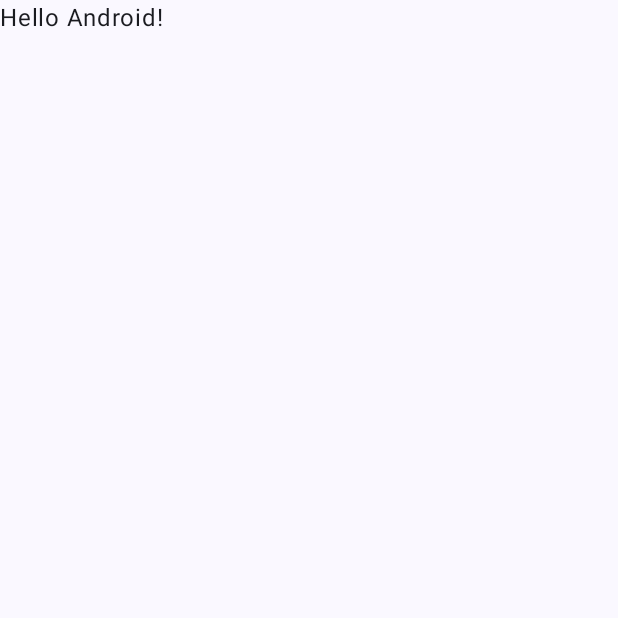
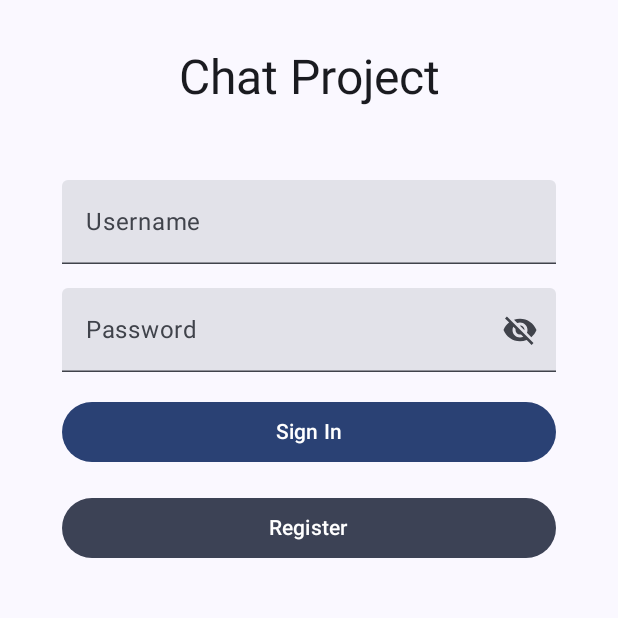
Before and after one commit to DudkoMatt-Android-Development-2024/chat-project, an Android app built with Jetpack Compose: the screen it shows after launch (MainActivity), on a phone screen of 412 x 824 dp, the top half of it. Before the commit the part shown is almost empty. Run offline under Robolectric (Android 15) with nearby library versions, the phone set to English and light mode, and no system bars; libraries missing offline, so code that uses them is left out: com.jakewharton.retrofit2.

Commit message:
feat: Add login screen and main chat template

```diff
--- a/app/build.gradle.kts
+++ b/app/build.gradle.kts
@@ -7,7 +7,7 @@ plugins {
 
 android {
     namespace = "com.github.dudkomatt.androidcourse.chatproject"
-    compileSdk = 34
+    compileSdk = 35
 
     defaultConfig {
         applicationId = "com.github.dudkomatt.androidcourse.chatproject"
@@ -57,6 +57,7 @@ dependencies {
     implementation(libs.okhttp)
     implementation(libs.converter.scalars)
     implementation(libs.kotlinx.datetime)
+    implementation(libs.androidx.material.icons.extended)
 
     testImplementation(libs.junit)
 
--- a/app/src/main/AndroidManifest.xml
+++ b/app/src/main/AndroidManifest.xml
@@ -4,6 +4,7 @@
 
     <uses-permission android:name="android.permission.INTERNET" />
     <application
+        android:name=".ChatApplication"
         android:allowBackup="true"
         android:dataExtractionRules="@xml/data_extraction_rules"
         android:fullBackupContent="@xml/backup_rules"
--- a/app/src/main/java/com/github/dudkomatt/androidcourse/chatproject/MainActivity.kt
+++ b/app/src/main/java/com/github/dudkomatt/androidcourse/chatproject/MainActivity.kt
@@ -11,6 +11,7 @@ import androidx.compose.material3.Text
 import androidx.compose.runtime.Composable
 import androidx.compose.ui.Modifier
 import androidx.compose.ui.tooling.preview.Preview
+import com.github.dudkomatt.androidcourse.chatproject.ui.ChatApp
 import com.github.dudkomatt.androidcourse.chatproject.ui.theme.ChatProjectTheme
 
 class MainActivity : ComponentActivity() {
@@ -19,29 +20,8 @@ class MainActivity : ComponentActivity() {
         enableEdgeToEdge()
         setContent {
             ChatProjectTheme {
-                Scaffold(modifier = Modifier.fillMaxSize()) { innerPadding ->
-                    Greeting(
-                        name = "Android",
-                        modifier = Modifier.padding(innerPadding)
-                    )
-                }
+                ChatApp()
             }
         }
     }
 }
-
-@Composable
-fun Greeting(name: String, modifier: Modifier = Modifier) {
-    Text(
-        text = "Hello $name!",
-        modifier = modifier
-    )
-}
-
-@Preview(showBackground = true)
-@Composable
-fun GreetingPreview() {
-    ChatProjectTheme {
-        Greeting("Android")
-    }
-}
--- /dev/null
+++ b/app/src/main/java/com/github/dudkomatt/androidcourse/chatproject/ui/ChatApp.kt
@@ -0,0 +1,25 @@
+package com.github.dudkomatt.androidcourse.chatproject.ui
+
+import androidx.compose.foundation.layout.fillMaxSize
+import androidx.compose.foundation.layout.padding
+import androidx.compose.material3.Scaffold
+import androidx.compose.material3.Surface
+import androidx.compose.runtime.Composable
+import androidx.compose.ui.Modifier
+import com.github.dudkomatt.androidcourse.chatproject.ui.screen.login.LoginScreen
+
+@Composable
+fun ChatApp() {
+    Scaffold(modifier = Modifier.fillMaxSize()) { innerPadding ->
+        Surface(
+            modifier = Modifier
+                .fillMaxSize()
+                .padding(innerPadding)
+        ) {
+            LoginScreen(
+                onSignIn = {},  // TODO
+                onRegister = {}
+            )
+        }
+    }
+}
--- /dev/null
+++ b/app/src/main/java/com/github/dudkomatt/androidcourse/chatproject/ui/screen/chat/ChatScreen.kt
@@ -0,0 +1,21 @@
+package com.github.dudkomatt.androidcourse.chatproject.ui.screen.chat
+
+import android.content.res.Configuration
+import androidx.compose.runtime.Composable
+import androidx.compose.ui.platform.LocalConfiguration
+import com.github.dudkomatt.androidcourse.chatproject.ui.screen.chat.horizontal.ChatScreenHorizontal
+import com.github.dudkomatt.androidcourse.chatproject.ui.screen.chat.vertical.ChatScreenVertical
+
+@Composable
+fun ChatScreen() {
+    val configuration = LocalConfiguration.current
+
+    when (configuration.orientation) {
+        Configuration.ORIENTATION_LANDSCAPE -> {
+            ChatScreenHorizontal()
+        }
+        else -> {
+            ChatScreenVertical()
+        }
+    }
+}
--- /dev/null
+++ b/app/src/main/java/com/github/dudkomatt/androidcourse/chatproject/ui/screen/chat/horizontal/ChatScreenHorizontal.kt
@@ -0,0 +1,13 @@
+package com.github.dudkomatt.androidcourse.chatproject.ui.screen.chat.horizontal
+
+import androidx.compose.foundation.layout.Row
+import androidx.compose.material3.Text
+import androidx.compose.runtime.Composable
+
+@Composable
+fun ChatScreenHorizontal() {
+    Row {
+        Text("This is the horizontal screen")
+        // ... other content for landscape orientation
+    }
+}
--- /dev/null
+++ b/app/src/main/java/com/github/dudkomatt/androidcourse/chatproject/ui/screen/chat/vertical/ChatListVertical.kt
@@ -0,0 +1,8 @@
+package com.github.dudkomatt.androidcourse.chatproject.ui.screen.chat.vertical
+
+import androidx.compose.runtime.Composable
+
+@Composable
+fun ChatListVertical() {
+
+}
--- /dev/null
+++ b/app/src/main/java/com/github/dudkomatt/androidcourse/chatproject/ui/screen/chat/vertical/ChatScreenVertical.kt
@@ -0,0 +1,13 @@
+package com.github.dudkomatt.androidcourse.chatproject.ui.screen.chat.vertical
+
+import androidx.compose.foundation.layout.Column
+import androidx.compose.material3.Text
+import androidx.compose.runtime.Composable
+
+@Composable
+fun ChatScreenVertical() {
+    Column {
+        Text("This is the vertical screen")
+        // ... other content for portrait orientation
+    }
+}
--- /dev/null
+++ b/app/src/main/java/com/github/dudkomatt/androidcourse/chatproject/ui/screen/chat/vertical/ConversationVertical.kt
@@ -0,0 +1,8 @@
+package com.github.dudkomatt.androidcourse.chatproject.ui.screen.chat.vertical
+
+import androidx.compose.runtime.Composable
+
+@Composable
+fun ConversationVertical() {
+
+}
--- /dev/null
+++ b/app/src/main/java/com/github/dudkomatt/androidcourse/chatproject/ui/screen/login/LoginScreen.kt
@@ -0,0 +1,143 @@
+package com.github.dudkomatt.androidcourse.chatproject.ui.screen.login
+
+import androidx.compose.foundation.layout.Arrangement
+import androidx.compose.foundation.layout.Column
+import androidx.compose.foundation.layout.fillMaxSize
+import androidx.compose.foundation.layout.fillMaxWidth
+import androidx.compose.foundation.layout.height
+import androidx.compose.foundation.layout.padding
+import androidx.compose.foundation.rememberScrollState
+import androidx.compose.foundation.text.KeyboardOptions
+import androidx.compose.foundation.verticalScroll
+import androidx.compose.material.icons.Icons
+import androidx.compose.material.icons.filled.Visibility
+import androidx.compose.material.icons.filled.VisibilityOff
+import androidx.compose.material3.Button
+import androidx.compose.material3.ButtonDefaults
+import androidx.compose.material3.Icon
+import androidx.compose.material3.IconButton
+import androidx.compose.material3.MaterialTheme
+import androidx.compose.material3.Text
+import androidx.compose.material3.TextField
+import androidx.compose.runtime.Composable
+import androidx.compose.runtime.getValue
+import androidx.compose.runtime.mutableStateOf
+import androidx.compose.runtime.saveable.rememberSaveable
+import androidx.compose.runtime.setValue
+import androidx.compose.ui.Alignment
+import androidx.compose.ui.Modifier
+import androidx.compose.ui.res.stringResource
+import androidx.compose.ui.text.input.KeyboardType
+import androidx.compose.ui.text.input.PasswordVisualTransformation
+import androidx.compose.ui.text.input.VisualTransformation
+import androidx.compose.ui.text.style.TextAlign
+import androidx.compose.ui.tooling.preview.Preview
+import androidx.compose.ui.unit.dp
+import com.github.dudkomatt.androidcourse.chatproject.R
+
+@Composable
+fun LoginScreen(
+    modifier: Modifier = Modifier,
+    onSignIn: () -> Unit,
+    onRegister: () -> Unit
+) {
+    val scrollState = rememberScrollState()
+
+    Column(
+        modifier = modifier
+            .fillMaxSize()
+            .verticalScroll(scrollState),
+        horizontalAlignment = Alignment.CenterHorizontally,
+        verticalArrangement = Arrangement.spacedBy(16.dp)
+    ) {
+        val textFieldHeight = 56.dp
+        val contentWidthModifier = Modifier.fillMaxWidth(0.8f)
+
+        Text(
+            modifier = contentWidthModifier
+                .align(Alignment.CenterHorizontally)
+                .padding(vertical = 32.dp),
+            text = stringResource(R.string.chat_project_title),
+            style = MaterialTheme.typography.headlineLarge,
+            textAlign = TextAlign.Center
+        )
+
+        UsernameTextField(
+            modifier = contentWidthModifier
+                .height(textFieldHeight)
+        )
+        PasswordTextField(
+            modifier = contentWidthModifier
+                .height(textFieldHeight)
+        )
+
+        Button(
+            modifier = contentWidthModifier,
+            colors = ButtonDefaults.buttonColors(
+                containerColor = MaterialTheme.colorScheme.primary
+            ),
+            content = { Text(stringResource(R.string.sign_in)) },
+            onClick = onSignIn
+        )
+
+        Button(
+            modifier = contentWidthModifier,
+            colors = ButtonDefaults.buttonColors(
+                containerColor = MaterialTheme.colorScheme.secondary
+            ),
+            content = { Text(stringResource(R.string.register)) },
+            onClick = onRegister
+        )
+    }
+}
+
+@Composable
+fun UsernameTextField(modifier: Modifier = Modifier) {
+    var login by rememberSaveable { mutableStateOf("") }
+    TextField(
+        modifier = modifier,
+        value = login,
+        onValueChange = { login = it },
+        label = { Text(stringResource(R.string.username)) },
+        singleLine = true
+    )
+}
+
+@Composable
+fun PasswordTextField(modifier: Modifier = Modifier) {
+    var password by rememberSaveable { mutableStateOf("") }
+    var isPasswordVisible by rememberSaveable { mutableStateOf(false) }
+
+    TextField(
+        modifier = modifier,
+        value = password,
+        onValueChange = { password = it },
+        label = { Text(stringResource(R.string.password)) },
+        singleLine = true,
+        visualTransformation = if (isPasswordVisible) VisualTransformation.None else PasswordVisualTransformation(),
+        keyboardOptions = KeyboardOptions(keyboardType = KeyboardType.Password),
+        trailingIcon = {
+            val image = if (isPasswordVisible)
+                Icons.Filled.Visibility
+            else Icons.Filled.VisibilityOff
+
+            val description =
+                if (isPasswordVisible) stringResource(R.string.hide_password_hint) else stringResource(
+                    R.string.show_password_hint
+                )
+
+            IconButton(onClick = { isPasswordVisible = !isPasswordVisible }) {
+                Icon(imageVector = image, description)
+            }
+        }
+    )
+}
+
+@Composable
+@Preview(showBackground = true)
+fun LoginScreenPreview() {
+    LoginScreen(
+        onSignIn = {},
+        onRegister = {}
+    )
+}
--- a/app/src/main/res/values/strings.xml
+++ b/app/src/main/res/values/strings.xml
@@ -1,3 +1,10 @@
 <resources>
     <string name="app_name">Chat Project</string>
+    <string name="chat_project_title">Chat Project</string>
+    <string name="username">Username</string>
+    <string name="password">Password</string>
+    <string name="hide_password_hint">Hide password</string>
+    <string name="show_password_hint">Show password</string>
+    <string name="sign_in">Sign In</string>
+    <string name="register">Register</string>
 </resources>
--- a/gradle/libs.versions.toml
+++ b/gradle/libs.versions.toml
@@ -14,6 +14,7 @@ retrofit2KotlinxSerializationConverter = "1.0.0"
 okhttpVersion = "4.12.0"
 converterScalars = "2.11.0"
 kotlinxDatetime = "0.6.1"
+materialIconsExtended = "1.7.5"
 
 [libraries]
 androidx-core-ktx = { group = "androidx.core", name = "core-ktx", version.ref = "coreKtx" }
@@ -36,6 +37,7 @@ retrofit2-kotlinx-serialization-converter = { group = "com.jakewharton.retrofit"
 okhttp = { group = "com.squareup.okhttp3", name = "okhttp", version.ref = "okhttpVersion" }
 converter-scalars = { group = "com.squareup.retrofit2", name = "converter-scalars", version.ref = "converterScalars" }
 kotlinx-datetime = { group = "org.jetbrains.kotlinx", name = "kotlinx-datetime", version.ref = "kotlinxDatetime" }
+androidx-material-icons-extended = { group = "androidx.compose.material", name = "material-icons-extended", version.ref = "materialIconsExtended" }
 
 [plugins]
 android-application = { id = "com.android.application", version.ref = "agp" }
```
